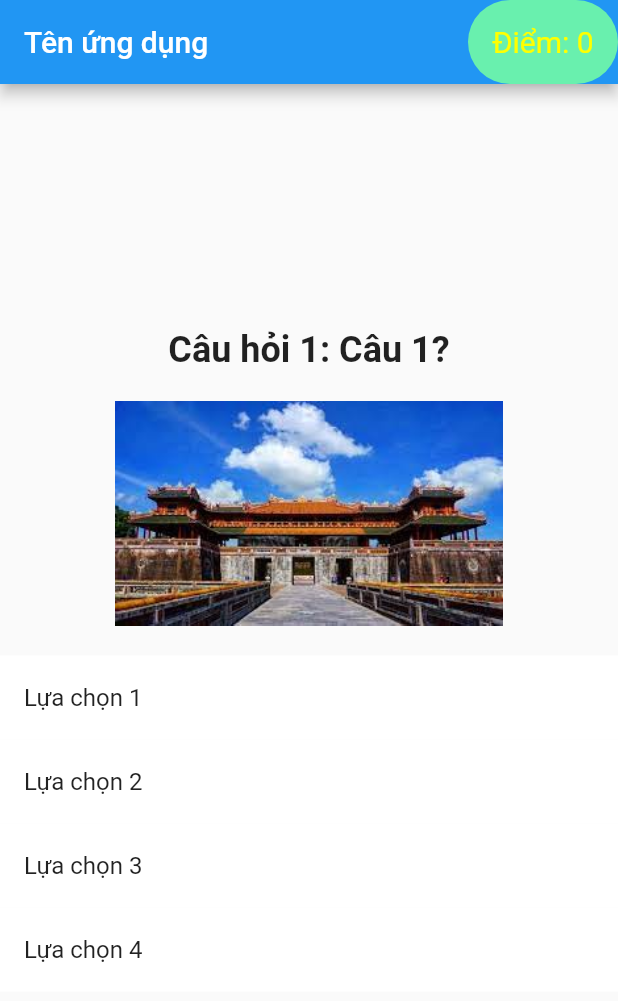
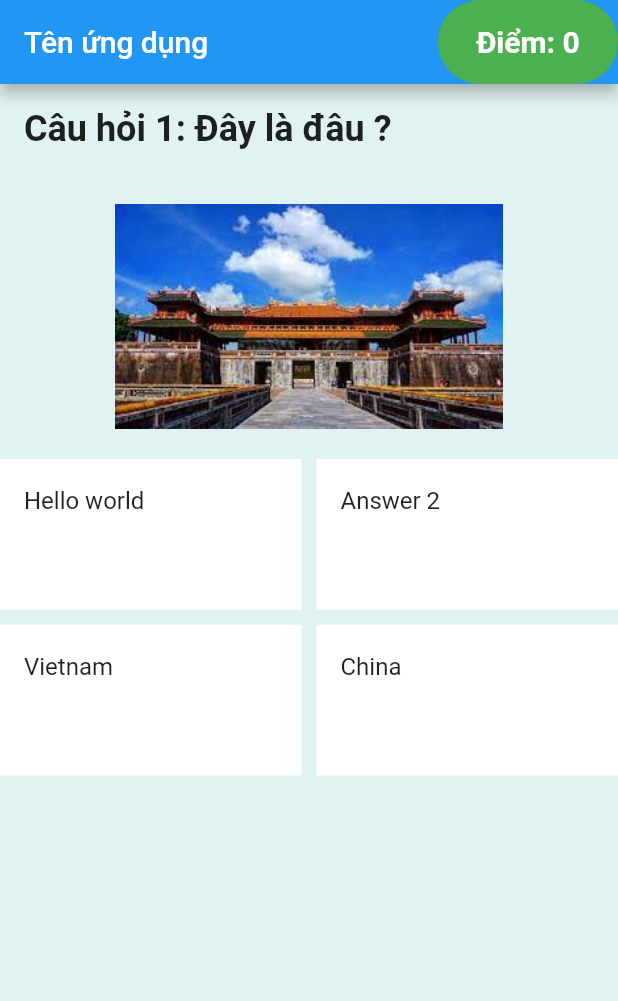
Before and after one commit to Huakhanhdoan/App_Flutter, a Flutter app: the screen it shows after launch, on a phone screen of 412 x 824 dp. Shown: the top 1001 px of the screen. Run offline on Flutter 3.47's test engine with Material 2 defaults, Android fonts, the phone set to English and light mode, and no system bars.

Commit message:
fix giao dien

```diff
--- a/assets/JSON/list_question.json
+++ b/assets/JSON/list_question.json
@@ -1,11 +1,11 @@
 [
   {
-    "cauHoi": "Câu 1?",
+    "cauHoi": "Đây là đâu ?",
     "luaChon": [
-      "Lựa chọn 1",
-      "Lựa chọn 2",
-      "Lựa chọn 3",
-      "Lựa chọn 4"
+      "Hello world",
+      "Answer 2",
+      "Vietnam",
+      "China"
     ],
     "dapAnDung": 1,
     "hinhAnh": "assets/images/img.png"
--- a/lib/main.dart
+++ b/lib/main.dart
@@ -13,6 +13,7 @@ class MyApp extends StatelessWidget {
       theme: ThemeData(
         primarySwatch: Colors.blue,
       ),
+      debugShowCheckedModeBanner: false,
       home: HoiDapPage(),
     );
   }
--- a/lib/model/quiz_model.dart
+++ b/lib/model/quiz_model.dart
@@ -1,77 +1,71 @@
 import 'package:flutter/material.dart';
 import 'package:second_app/model/question.dart';
-
 
 class QuizModel {
   int diemSo = 0;
   int cauHienTai = 0;
-  bool isChoose = false;
-  Color c1 = Colors.white;
-  Color c2 = Colors.white;
-  Color c3 = Colors.white;
-  Color c4 = Colors.white;
-  Color color_diem = Colors.yellowAccent;
-  double font_size = 20;
+  bool isChoose = false; // kiểm tra xem đã chọn đáp án chưa
+  bool isCorrect = false; // check xem đáp án chọn đúng hay sai
 
+  List<Color> color_answer = [
+    Colors.white,
+    Colors.white,
+    Colors.white,
+    Colors.white
+  ];
 
   void chuyenCauHoi() {
-
-      color_diem = Colors.yellowAccent;
-      font_size = 20;
-      isChoose = false;
-      cauHienTai++;
-      resetColors();
-
+    isCorrect = false;
+    isChoose = false;
+    cauHienTai++;
+    resetColors();
   }
 
-  void xuLyTraLoi(int luaChon,Question question) {
+  void xuLyTraLoi(int luaChon, Question question) {
     if (!isChoose) {
-
       isChoose = true;
       int dapAn = question.dapAnDung;
 
       if (luaChon == dapAn) {
-        color_diem = Colors.amber;
-        font_size = 24;
+        isCorrect = true;
         diemSo++;
       } else {
+        isCorrect = false;
         switch (luaChon) {
           case 1:
-            c1 = Colors.red;
+            color_answer[0] = Colors.red;
             break;
           case 2:
-            c2 = Colors.red;
+            color_answer[1] = Colors.red;
             break;
           case 3:
-            c3 = Colors.red;
+            color_answer[2] = Colors.red;
             break;
           case 4:
-            c4 = Colors.red;
+            color_answer[3] = Colors.red;
             break;
         }
-
       }
       switch (dapAn) {
         case 1:
-          c1 = Colors.green;
+          color_answer[0] = Colors.green;
           break;
         case 2:
-          c2 = Colors.green;
+          color_answer[1] = Colors.green;
           break;
         case 3:
-          c3 = Colors.green;
+          color_answer[2] = Colors.green;
           break;
         case 4:
-          c4 = Colors.green;
+          color_answer[3] = Colors.green;
           break;
       }
     }
   }
 
   void resetColors() {
-    c1 = Colors.white;
-    c2 = Colors.white;
-    c3 = Colors.white;
-    c4 = Colors.white;
+    for (int i = 0; i < 4; i++) {
+      color_answer[i] = Colors.white;
+    }
   }
 }
--- a/lib/screens/quiz.dart
+++ b/lib/screens/quiz.dart
@@ -14,11 +14,9 @@ class _HoiDapPageState extends State<HoiDapPage> {
   void docCauHoi() async {
     danhSachCauHoi = await Question.docTuJson('./assets/JSON/list_question.json');
     print('Số lượng câu hỏi: ${danhSachCauHoi.length}');
-    setState(() {
+    setState(() {});
+  }
 
-    });
-
-  }
   @override
   void initState() {
     super.initState();
@@ -27,8 +25,6 @@ class _HoiDapPageState extends State<HoiDapPage> {
 
   @override
   Widget build(BuildContext context) {
-
-
     if (danhSachCauHoi.isEmpty) {
       return const Scaffold(
         body: Center(child: CircularProgressIndicator()),
@@ -38,6 +34,7 @@ class _HoiDapPageState extends State<HoiDapPage> {
     Question cauHoi = danhSachCauHoi[model.cauHienTai];
 
     return Scaffold(
+        backgroundColor: Colors.teal[50],
       appBar: AppBar(
         title: const Text('Tên ứng dụng'),
         actions: <Widget>[
@@ -45,86 +42,81 @@ class _HoiDapPageState extends State<HoiDapPage> {
             padding: const EdgeInsets.all(0),
             child: Center(
               child: Container(
-                width: 100,
+                width: 120,
                 height: 100,
                 decoration: BoxDecoration(
-                  color: Colors.greenAccent, // Đặt màu nền
-                  borderRadius: BorderRadius.circular(30), // Đặt góc bo tròn
+                  color: Colors.green, // Đặt màu nền
+                  borderRadius: BorderRadius.circular(40), // Đặt góc bo tròn
                 ),
                 child: Center(
-                  child: Text(
-                    'Điểm: ${model.diemSo}',
-                    style: TextStyle(fontSize: model.font_size, color: model.color_diem),
+                  child: AnimatedDefaultTextStyle(
+                    style: TextStyle(
+                      fontSize: !model.isCorrect ? 20 : 24, // Kích thước chữ tăng lên khi chọn đúng
+                      color: !model.isCorrect ? Colors.white : Colors.white, // Màu sắc chữ thay đổi khi chọn đúng
+                      fontWeight: FontWeight.bold, // Làm đậm chữ
+                    ),
+                    duration: const Duration(milliseconds: 200), // Thời gian của hiệu ứng
+                    child: Text('Điểm: ${model.diemSo}'),
                   ),
                 ),
               ),
             ),
           )
-
         ],
       ),
-      body: Center(
-        child: Column(
-          mainAxisAlignment: MainAxisAlignment.center,
+      body: Column(
         children: <Widget>[
-            Text(
+          Expanded(
+            child: ListView(
+              children: <Widget>[
+                Padding(
+                  padding: const EdgeInsets.all(16.0),
+                  child: Text(
                     'Câu hỏi ${model.cauHienTai + 1}: ${cauHoi.cauHoi}',
                     style: const TextStyle(fontSize: 24, fontWeight: FontWeight.bold),
-
+                  ),
                 ),
                 const SizedBox(height: 20),
-            Container(
+                SizedBox(
                   width: 350.0,
                   height: 150.0,
                   child: Image.asset(cauHoi.hinhAnh),
                 ),
                 const SizedBox(height: 20),
-            ListTile(
-              title: Text(cauHoi.luaChon[0]),
-              tileColor: model.c1,
+                GridView.builder(
+                  gridDelegate: const SliverGridDelegateWithFixedCrossAxisCount(
+                    crossAxisCount: 2, // Chia thành 2 cột
+                    crossAxisSpacing: 10.0, // Khoảng cách giữa các cột
+                    mainAxisSpacing: 10.0, // Khoảng cách giữa các hàng
+                      childAspectRatio: 2.0,
+                  ),
+                  shrinkWrap: true, // Sử dụng shrinkWrap để giới hạn kích thước dọc
+                  itemCount: 4,
+                  itemBuilder: (context, i) {
+                    return ListTile(
+                      title: Text(cauHoi.luaChon[i]),
+                      tileColor: model.color_answer[i],
                       onTap: () {
-                model.xuLyTraLoi(1,danhSachCauHoi[model.cauHienTai]);
-                setState(() {}); // Cập nhật trạng thái
+                        model.xuLyTraLoi(i + 1, danhSachCauHoi[model.cauHienTai]);
+                        setState(() {});
+                      },
+                    );
                   },
                 ),
-            ListTile(
-              title: Text(cauHoi.luaChon[1]),
-              tileColor: model.c2,
-              onTap: () {
-                model.xuLyTraLoi(2,danhSachCauHoi[model.cauHienTai]);
-                setState(() {}); // Cập nhật trạng thái
-              },
+              ],
             ),
-            ListTile(
-              title: Text(cauHoi.luaChon[2]),
-              tileColor: model.c3,
-              onTap: () {
-                model.xuLyTraLoi(3,danhSachCauHoi[model.cauHienTai]);
-                setState(() {}); // Cập nhật trạng thái
-              },
-            ),
-            ListTile(
-              title: Text(cauHoi.luaChon[3]),
-              tileColor: model.c4,
-              onTap: () {
-                model.xuLyTraLoi(4,danhSachCauHoi[model.cauHienTai]);
-                setState(() {}); // Cập nhật trạng thái
-              },
           ),
           Visibility(
-              visible: model.isChoose, // Nút sẽ hiển thị khi daChonCauHoi là true
+            visible: model.isChoose,
             child: ElevatedButton(
-                onPressed : () {
-                  model.chuyenCauHoi();// Hàm này sẽ chuyển sang câu hỏi tiếp theo
-                  setState(() {
-
-                  });
+              onPressed: () {
+                model.chuyenCauHoi();
+                setState(() {});
               },
               child: Text('Câu tiếp theo'),
             ),
-            )
+          ),
         ],
-        ),
       ),
     );
   }
```
Lines whose indentation alone changed are shown as unchanged.
